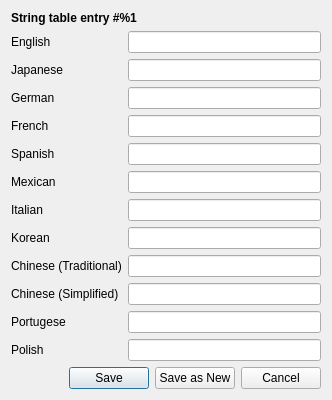
First picture: the form in native/src/ReachVariantTool/ui/localized_string_editor.ui, repository DavidJCobb/ReachVariantEditor, before the edit.
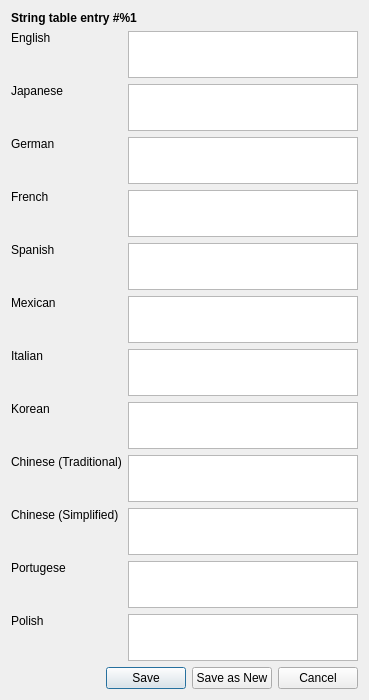
Second picture: the form after the edit.

Commit message:
Multi-line string editor; started work on a "managed pointer list"
The localized string editor dialog now uses multi-line textboxes rather than single-line textboxes.

Started work on a "managed pointer list" class intended to do two things: prevent adding nullptr entries, and allow each list item to know its index within the list. Remaining tasks: assign the list ownership of its pointers (i.e. delete pointed-to objects when they're removed); and allow the list to have a maximum size.

Patch:
```diff
--- a/native/src/ReachVariantTool/ui/localized_string_editor.ui
+++ b/native/src/ReachVariantTool/ui/localized_string_editor.ui
@@ -6,51 +6,160 @@
    <rect>
     <x>0</x>
     <y>0</y>
-    <width>332</width>
-    <height>380</height>
+    <width>369</width>
+    <height>700</height>
    </rect>
   </property>
+  <property name="sizePolicy">
+   <sizepolicy hsizetype="Preferred" vsizetype="Preferred">
+    <horstretch>0</horstretch>
+    <verstretch>0</verstretch>
+   </sizepolicy>
+  </property>
   <property name="windowTitle">
    <string>Dialog</string>
   </property>
   <layout class="QGridLayout" name="gridLayout">
    <item row="8" column="1">
-    <widget class="QLineEdit" name="fieldKorean"/>
+    <widget class="QPlainTextEdit" name="fieldKorean">
+     <property name="sizePolicy">
+      <sizepolicy hsizetype="Expanding" vsizetype="MinimumExpanding">
+       <horstretch>0</horstretch>
+       <verstretch>0</verstretch>
+      </sizepolicy>
+     </property>
+     <property name="minimumSize">
+      <size>
+       <width>0</width>
+       <height>25</height>
+      </size>
+     </property>
+    </widget>
    </item>
-   <item row="9" column="1">
-    <widget class="QLineEdit" name="fieldChineseTrad"/>
+   <item row="4" column="1">
+    <widget class="QPlainTextEdit" name="fieldFrench">
+     <property name="sizePolicy">
+      <sizepolicy hsizetype="Expanding" vsizetype="MinimumExpanding">
+       <horstretch>0</horstretch>
+       <verstretch>0</verstretch>
+      </sizepolicy>
+     </property>
+     <property name="minimumSize">
+      <size>
+       <width>0</width>
+       <height>25</height>
+      </size>
+     </property>
+    </widget>
    </item>
-   <item row="5" column="1">
-    <widget class="QLineEdit" name="fieldSpanish"/>
+   <item row="7" column="0">
+    <widget class="QLabel" name="label_7">
+     <property name="text">
+      <string>Italian</string>
+     </property>
+     <property name="alignment">
+      <set>Qt::AlignLeading|Qt::AlignLeft|Qt::AlignTop</set>
+     </property>
+     <property name="buddy">
+      <cstring>fieldItalian</cstring>
+     </property>
+    </widget>
+   </item>
+   <item row="3" column="1">
+    <widget class="QPlainTextEdit" name="fieldGerman">
+     <property name="sizePolicy">
+      <sizepolicy hsizetype="Expanding" vsizetype="MinimumExpanding">
+       <horstretch>0</horstretch>
+       <verstretch>0</verstretch>
+      </sizepolicy>
+     </property>
+     <property name="minimumSize">
+      <size>
+       <width>0</width>
+       <height>25</height>
+      </size>
+     </property>
+    </widget>
+   </item>
+   <item row="12" column="1">
+    <widget class="QPlainTextEdit" name="fieldPolish">
+     <property name="sizePolicy">
+      <sizepolicy hsizetype="Expanding" vsizetype="MinimumExpanding">
+       <horstretch>0</horstretch>
+       <verstretch>0</verstretch>
+      </sizepolicy>
+     </property>
+     <property name="minimumSize">
+      <size>
+       <width>0</width>
+       <height>25</height>
+      </size>
+     </property>
+    </widget>
+   </item>
+   <item row="3" column="0">
+    <widget class="QLabel" name="label_3">
+     <property name="text">
+      <string>German</string>
+     </property>
+     <property name="alignment">
+      <set>Qt::AlignLeading|Qt::AlignLeft|Qt::AlignTop</set>
+     </property>
+     <property name="buddy">
+      <cstring>fieldGerman</cstring>
+     </property>
+    </widget>
    </item>
    <item row="6" column="0">
     <widget class="QLabel" name="label_6">
      <property name="text">
       <string>Mexican</string>
      </property>
+     <property name="alignment">
+      <set>Qt::AlignLeading|Qt::AlignLeft|Qt::AlignTop</set>
+     </property>
      <property name="buddy">
       <cstring>fieldMexican</cstring>
      </property>
     </widget>
    </item>
-   <item row="2" column="0">
-    <widget class="QLabel" name="label_2">
+   <item row="0" column="0" colspan="2">
+    <widget class="QLabel" name="labelStringIndex">
+     <property name="font">
+      <font>
+       <weight>75</weight>
+       <bold>true</bold>
+      </font>
+     </property>
      <property name="text">
-      <string>Japanese</string>
-     </property>
-     <property name="buddy">
-      <cstring>fieldJapanese</cstring>
+      <string>String table entry #%1</string>
      </property>
     </widget>
    </item>
-   <item row="4" column="1">
-    <widget class="QLineEdit" name="fieldFrench"/>
+   <item row="9" column="1">
+    <widget class="QPlainTextEdit" name="fieldChineseTrad">
+     <property name="sizePolicy">
+      <sizepolicy hsizetype="Expanding" vsizetype="MinimumExpanding">
+       <horstretch>0</horstretch>
+       <verstretch>0</verstretch>
+      </sizepolicy>
+     </property>
+     <property name="minimumSize">
+      <size>
+       <width>0</width>
+       <height>25</height>
+      </size>
+     </property>
+    </widget>
    </item>
    <item row="12" column="0">
     <widget class="QLabel" name="label_12">
      <property name="text">
       <string>Polish</string>
      </property>
+     <property name="alignment">
+      <set>Qt::AlignLeading|Qt::AlignLeft|Qt::AlignTop</set>
+     </property>
      <property name="buddy">
       <cstring>fieldPolish</cstring>
      </property>
@@ -61,92 +170,217 @@
      <property name="text">
       <string>French</string>
      </property>
+     <property name="alignment">
+      <set>Qt::AlignLeading|Qt::AlignLeft|Qt::AlignTop</set>
+     </property>
      <property name="buddy">
       <cstring>fieldFrench</cstring>
      </property>
     </widget>
    </item>
-   <item row="1" column="1">
-    <widget class="QLineEdit" name="fieldEnglish"/>
+   <item row="11" column="1">
+    <widget class="QPlainTextEdit" name="fieldPortugese">
+     <property name="sizePolicy">
+      <sizepolicy hsizetype="Expanding" vsizetype="MinimumExpanding">
+       <horstretch>0</horstretch>
+       <verstretch>0</verstretch>
+      </sizepolicy>
+     </property>
+     <property name="minimumSize">
+      <size>
+       <width>0</width>
+       <height>25</height>
+      </size>
+     </property>
+    </widget>
    </item>
-   <item row="9" column="0">
-    <widget class="QLabel" name="label_9">
+   <item row="5" column="1">
+    <widget class="QPlainTextEdit" name="fieldSpanish">
+     <property name="sizePolicy">
+      <sizepolicy hsizetype="Expanding" vsizetype="MinimumExpanding">
+       <horstretch>0</horstretch>
+       <verstretch>0</verstretch>
+      </sizepolicy>
+     </property>
+     <property name="minimumSize">
+      <size>
+       <width>0</width>
+       <height>25</height>
+      </size>
+     </property>
+    </widget>
+   </item>
+   <item row="6" column="1">
+    <widget class="QPlainTextEdit" name="fieldMexican">
+     <property name="sizePolicy">
+      <sizepolicy hsizetype="Expanding" vsizetype="MinimumExpanding">
+       <horstretch>0</horstretch>
+       <verstretch>0</verstretch>
+      </sizepolicy>
+     </property>
+     <property name="minimumSize">
+      <size>
+       <width>0</width>
+       <height>25</height>
+      </size>
+     </property>
+    </widget>
+   </item>
+   <item row="11" column="0">
+    <widget class="QLabel" name="label_11">
      <property name="text">
-      <string>Chinese (Traditional)</string>
+      <string>Portugese</string>
      </property>
+     <property name="alignment">
+      <set>Qt::AlignLeading|Qt::AlignLeft|Qt::AlignTop</set>
+     </property>
      <property name="buddy">
-      <cstring>fieldChineseTrad</cstring>
+      <cstring>fieldPortugese</cstring>
      </property>
     </widget>
    </item>
-   <item row="12" column="1">
-    <widget class="QLineEdit" name="fieldPolish"/>
+   <item row="1" column="0">
+    <widget class="QLabel" name="label">
+     <property name="text">
+      <string>English</string>
+     </property>
+     <property name="alignment">
+      <set>Qt::AlignLeading|Qt::AlignLeft|Qt::AlignTop</set>
+     </property>
+     <property name="buddy">
+      <cstring>fieldEnglish</cstring>
+     </property>
+    </widget>
+   </item>
+   <item row="2" column="0">
+    <widget class="QLabel" name="label_2">
+     <property name="text">
+      <string>Japanese</string>
+     </property>
+     <property name="alignment">
+      <set>Qt::AlignLeading|Qt::AlignLeft|Qt::AlignTop</set>
+     </property>
+     <property name="buddy">
+      <cstring>fieldJapanese</cstring>
+     </property>
+    </widget>
    </item>
    <item row="2" column="1">
-    <widget class="QLineEdit" name="fieldJapanese"/>
-   </item>
-   <item row="10" column="1">
-    <widget class="QLineEdit" name="fieldChineseSimp"/>
+    <widget class="QPlainTextEdit" name="fieldJapanese">
+     <property name="sizePolicy">
+      <sizepolicy hsizetype="Expanding" vsizetype="MinimumExpanding">
+       <horstretch>0</horstretch>
+       <verstretch>0</verstretch>
+      </sizepolicy>
+     </property>
+     <property name="minimumSize">
+      <size>
+       <width>0</width>
+       <height>25</height>
+      </size>
+     </property>
+    </widget>
    </item>
    <item row="10" column="0">
     <widget class="QLabel" name="label_10">
      <property name="text">
       <string>Chinese (Simplified)</string>
      </property>
+     <property name="alignment">
+      <set>Qt::AlignLeading|Qt::AlignLeft|Qt::AlignTop</set>
+     </property>
      <property name="buddy">
       <cstring>fieldChineseSimp</cstring>
      </property>
     </widget>
    </item>
-   <item row="7" column="0">
-    <widget class="QLabel" name="label_7">
+   <item row="8" column="0">
+    <widget class="QLabel" name="label_8">
      <property name="text">
-      <string>Italian</string>
+      <string>Korean</string>
      </property>
+     <property name="alignment">
+      <set>Qt::AlignLeading|Qt::AlignLeft|Qt::AlignTop</set>
+     </property>
      <property name="buddy">
-      <cstring>fieldItalian</cstring>
+      <cstring>fieldKorean</cstring>
      </property>
     </widget>
    </item>
-   <item row="11" column="0">
-    <widget class="QLabel" name="label_11">
+   <item row="7" column="1">
+    <widget class="QPlainTextEdit" name="fieldItalian">
+     <property name="sizePolicy">
+      <sizepolicy hsizetype="Expanding" vsizetype="MinimumExpanding">
+       <horstretch>0</horstretch>
+       <verstretch>0</verstretch>
+      </sizepolicy>
+     </property>
+     <property name="minimumSize">
+      <size>
+       <width>0</width>
+       <height>25</height>
+      </size>
+     </property>
+    </widget>
+   </item>
+   <item row="10" column="1">
+    <widget class="QPlainTextEdit" name="fieldChineseSimp">
+     <property name="sizePolicy">
+      <sizepolicy hsizetype="Expanding" vsizetype="MinimumExpanding">
+       <horstretch>0</horstretch>
+       <verstretch>0</verstretch>
+      </sizepolicy>
+     </property>
+     <property name="minimumSize">
+      <size>
+       <width>0</width>
+       <height>25</height>
+      </size>
+     </property>
+    </widget>
+   </item>
+   <item row="5" column="0">
+    <widget class="QLabel" name="label_5">
      <property name="text">
-      <string>Portugese</string>
+      <string>Spanish</string>
      </property>
+     <property name="alignment">
+      <set>Qt::AlignLeading|Qt::AlignLeft|Qt::AlignTop</set>
+     </property>
      <property name="buddy">
-      <cstring>fieldPortugese</cstring>
+      <cstring>fieldSpanish</cstring>
      </property>
     </widget>
    </item>
-   <item row="13" column="0" colspan="2">
-    <spacer name="verticalSpacer">
-     <property name="orientation">
-      <enum>Qt::Vertical</enum>
+   <item row="1" column="1">
+    <widget class="QPlainTextEdit" name="fieldEnglish">
+     <property name="sizePolicy">
+      <sizepolicy hsizetype="Expanding" vsizetype="MinimumExpanding">
+       <horstretch>0</horstretch>
+       <verstretch>0</verstretch>
+      </sizepolicy>
      </property>
-     <property name="sizeHint" stdset="0">
+     <property name="minimumSize">
       <size>
-       <width>20</width>
-       <height>40</height>
+       <width>0</width>
+       <height>25</height>
       </size>
      </property>
-    </spacer>
+    </widget>
    </item>
-   <item row="6" column="1">
-    <widget class="QLineEdit" name="fieldMexican"/>
-   </item>
-   <item row="3" column="0">
-    <widget class="QLabel" name="label_3">
+   <item row="9" column="0">
+    <widget class="QLabel" name="label_9">
      <property name="text">
-      <string>German</string>
+      <string>Chinese (Traditional)</string>
      </property>
+     <property name="alignment">
+      <set>Qt::AlignLeading|Qt::AlignLeft|Qt::AlignTop</set>
+     </property>
      <property name="buddy">
-      <cstring>fieldGerman</cstring>
+      <cstring>fieldChineseTrad</cstring>
      </property>
     </widget>
    </item>
-   <item row="11" column="1">
-    <widget class="QLineEdit" name="fieldPortugese"/>
-   </item>
    <item row="14" column="0" colspan="2">
     <layout class="QHBoxLayout" name="horizontalLayout">
      <item>
@@ -185,54 +419,18 @@
      </item>
     </layout>
    </item>
-   <item row="8" column="0">
-    <widget class="QLabel" name="label_8">
-     <property name="text">
-      <string>Korean</string>
+   <item row="13" column="0" colspan="2">
+    <spacer name="verticalSpacer">
+     <property name="orientation">
+      <enum>Qt::Vertical</enum>
      </property>
-     <property name="buddy">
-      <cstring>fieldKorean</cstring>
+     <property name="sizeHint" stdset="0">
+      <size>
+       <width>0</width>
+       <height>0</height>
+      </size>
      </property>
-    </widget>
-   </item>
-   <item row="3" column="1">
-    <widget class="QLineEdit" name="fieldGerman"/>
-   </item>
-   <item row="1" column="0">
-    <widget class="QLabel" name="label">
-     <property name="text">
-      <string>English</string>
-     </property>
-     <property name="buddy">
-      <cstring>fieldEnglish</cstring>
-     </property>
-    </widget>
-   </item>
-   <item row="5" column="0">
-    <widget class="QLabel" name="label_5">
-     <property name="text">
-      <string>Spanish</string>
-     </property>
-     <property name="buddy">
-      <cstring>fieldSpanish</cstring>
-     </property>
-    </widget>
-   </item>
-   <item row="7" column="1">
-    <widget class="QLineEdit" name="fieldItalian"/>
-   </item>
-   <item row="0" column="0" colspan="2">
-    <widget class="QLabel" name="labelStringIndex">
-     <property name="font">
-      <font>
-       <weight>75</weight>
-       <bold>true</bold>
-      </font>
-     </property>
-     <property name="text">
-      <string>String table entry #%1</string>
-     </property>
-    </widget>
+    </spacer>
    </item>
   </layout>
  </widget>
```
The commit also changes 6 other files.
